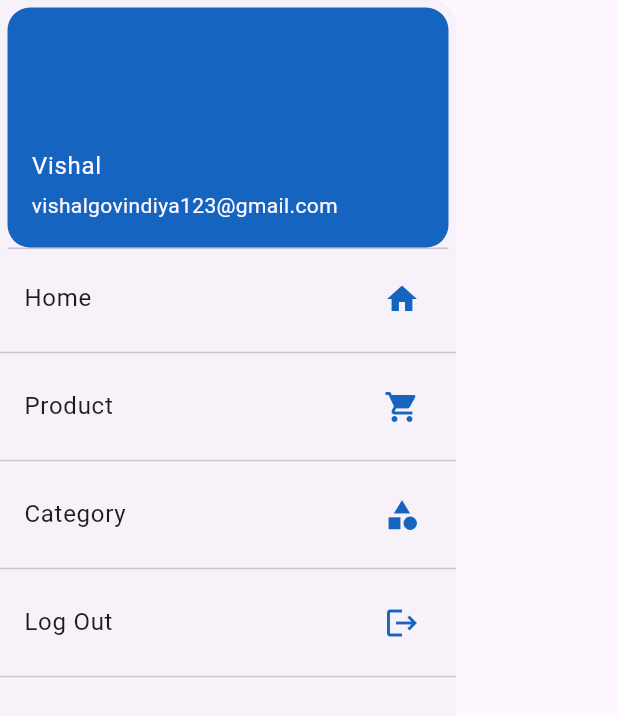
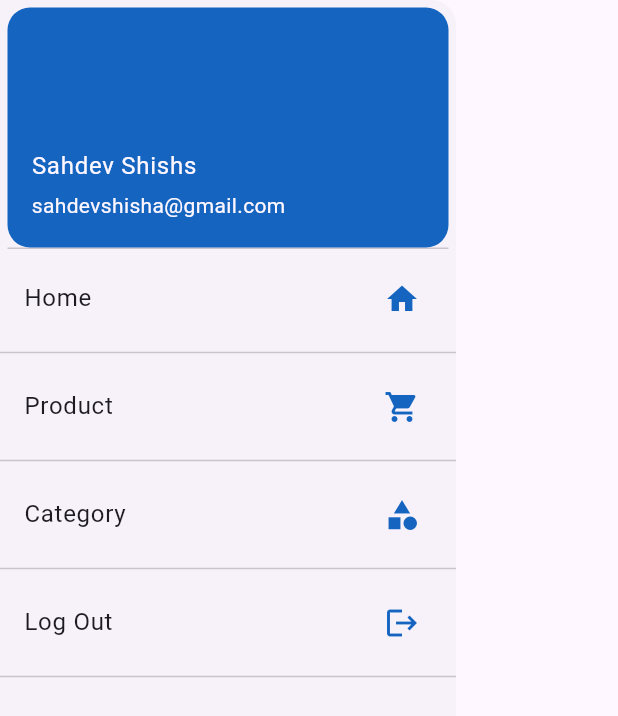
Before and after one commit to SahdevGit07/shoppio1, a Flutter app: the DrawerHome widget shown alone on an empty page, opened directly, on a phone screen of 412 x 824 dp. Shown: the top 716 px of the screen. Run offline on Flutter 3.47's test engine with Material 3 defaults, Android fonts, the phone set to English and light mode, and no system bars; our stand-ins replace fluttertoast; missing offline and left inert: dart:ffi.

Commit message:
19/07
done

```diff
--- a/shoppio_app/lib/main.dart
+++ b/shoppio_app/lib/main.dart
@@ -1,3 +1,6 @@
+
+
+import 'package:flutter/cupertino.dart';
 import 'package:flutter/material.dart';
 import 'package:shoppio_app/route/project_route.dart';
 
--- a/shoppio_app/lib/screen/home/component/drawer_home.dart
+++ b/shoppio_app/lib/screen/home/component/drawer_home.dart
@@ -21,8 +21,8 @@ class _DrawerHomeState extends State<DrawerHome> {
               decoration: BoxDecoration(
                   color: Colors.blue.shade800,
                   borderRadius: BorderRadius.circular(15)),
-              accountName: Text("Vishal"),
-              accountEmail: Text("vishalgovindiya123@gmail.com")),
+              accountName: Text("Sahdev Shishs"),
+              accountEmail: Text("sahdevshisha@gmail.com")),
           ListTile(
             onTap: () {
               Navigator.pop(context);
--- a/shoppio_app/lib/screen/splash/component/splashbody.dart
+++ b/shoppio_app/lib/screen/splash/component/splashbody.dart
@@ -1,5 +1,8 @@
 import 'dart:async';
 
+
+
+import 'package:flutter/cupertino.dart';
 import 'package:flutter/material.dart';
 
 import '../../onboarding/onboarding_screen.dart';
--- a/shoppio_app/lib/screen/splash/splash_screen.dart
+++ b/shoppio_app/lib/screen/splash/splash_screen.dart
@@ -1,3 +1,6 @@
+
+
+import 'package:flutter/cupertino.dart';
 import 'package:flutter/material.dart';
 
 import 'component/splashbody.dart';
```
